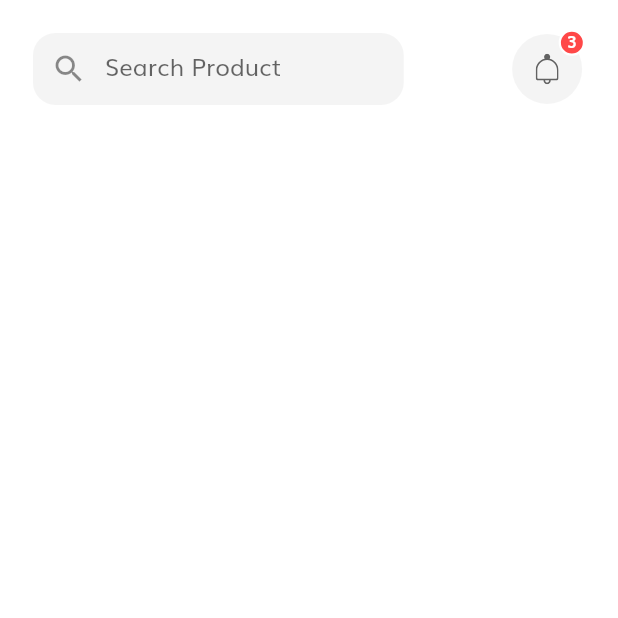
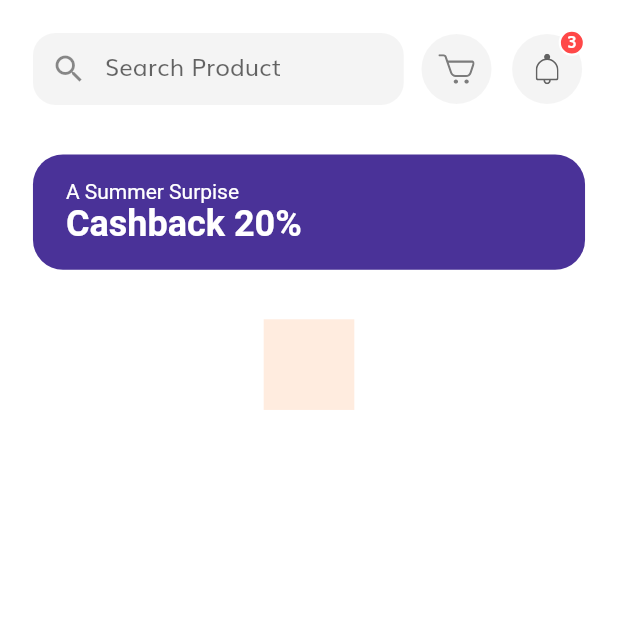
Before and after one commit to MotammadElimam/BuyerApplication, a Flutter app: the HomeScreen screen opened by its route, on a phone screen of 412 x 824 dp, the top half of it. Run offline on Flutter 3.47's test engine with Material 2 defaults, Android fonts, the phone set to English and light mode, and no system bars; our stand-ins replace flutter_svg.

Commit message:
no message

```diff
--- a/lib/screens/home/components/body.dart
+++ b/lib/screens/home/components/body.dart
@@ -1,7 +1,8 @@
 import 'package:flutter/material.dart';
+import 'package:BuyerApplication/screens/home/components/home_header.dart';
+import 'package:BuyerApplication/screens/home/components/discount_banner.dart';
 import 'package:BuyerApplication/size_config.dart';
 import 'package:BuyerApplication/constants.dart';
-import 'package:flutter_svg/svg.dart';
 
 class Body extends StatelessWidget {
   @override
@@ -11,82 +12,35 @@ class Body extends StatelessWidget {
           child: Column(
         children: [
           SizedBox(height: getProportionateScreenWidth(20)),
-          Padding(
-            padding: EdgeInsets.symmetric(
-              horizontal: getProportionateScreenWidth(20),
-            ),
-            child: Row(
-                mainAxisAlignment: MainAxisAlignment.spaceBetween,
-                children: [
-                  Container(
-                    width: SizeConfig.screenWidth * 0.6, //60% of our width
-                    //height: 50,
-                    decoration: BoxDecoration(
-                      color: kSecondaryColor.withOpacity(0.1),
-                      borderRadius: BorderRadius.circular(15),
-                    ),
-                    child: TextField(
-                        onChanged: (value) {
-                          //Search value
-                        },
-                        decoration: InputDecoration(
-                          enabledBorder: InputBorder.none,
-                          focusedBorder: InputBorder.none,
-                          hintText: "Search Product",
-                          prefixIcon: Icon(Icons.search),
-                          contentPadding: EdgeInsets.symmetric(
-                            horizontal: getProportionateScreenWidth(20),
-                            vertical: getProportionateScreenWidth(9),
-                          ),
-                        )),
-                  ),
-                  InkWell(
-                    onTap: (){},
-                                      child: Stack(
-                      overflow: Overflow.visible,
-                      children: [
-                        Container(
-                          padding:
-                              EdgeInsets.all(getProportionateScreenWidth(12)),
-                          height: getProportionateScreenHeight(46),
-                          width: getProportionateScreenWidth(46),
-                          decoration: BoxDecoration(
-                            color: kSecondaryColor.withOpacity(0.1),
-                            shape: BoxShape.circle,
-                          ),
-                          child: SvgPicture.asset("assets/icons/Bell.svg"),
-                        ),
-                        Positioned(
-                          top: -3,
-                          right: 0,
-                          child: Container(
-                            height: getProportionateScreenWidth(16),
-                            width: getProportionateScreenWidth(16),
-                            decoration: BoxDecoration(
-                                color: Color(0xFFFF4848),
-                                shape: BoxShape.circle,
-                                border:
-                                    Border.all(width: 1.5, color: Colors.white)),
-                            child: Center(
-                                child: Text(
-                              "3",
-                              style: TextStyle(
-                                  fontSize: getProportionateScreenWidth(10),
-                                  height: 1,
-                                  color: Colors.white,
-                                  fontWeight: FontWeight.w600,
-
-                                  ),
-                            )),
-                          ),
-                        )
-                      ],
-                    ),
-                  )
-                ]),
-          )
+          HomeHeader(),
+          SizedBox(height: getProportionateScreenWidth(30)),
+          DiscountBanner(),
+          SizedBox(height: getProportionateScreenWidth(30)),
+          Categories()
         ],
       )),
     );
   }
 }
+
+class Categories extends StatelessWidget {
+  List<Map<String, dynamic>> categories = [
+    {"icon": "assets/images/gift.svg", "text": "Gifts"},
+    {"icon": "assets/images/Accessories.svg", "text": "fashion"},
+    {"icon": "assets/images/bags.svg", "text": "Bags"},
+    {"icon": "assets/images/food.svg", "text": "food"},
+  ];
+  @override
+  Widget build(BuildContext context) {
+    return SizedBox(
+      width: getProportionateScreenWidth(55),
+      child: AspectRatio(
+        aspectRatio: 1,
+         child: Container(
+           decoration: BoxDecoration(
+             color:Color(0xFFFFECDF),
+           ),
+      )),
+    );
+  }
+}
--- /dev/null
+++ b/lib/screens/home/components/discount_banner.dart
@@ -0,0 +1,42 @@
+import 'package:flutter/material.dart';
+import 'package:BuyerApplication/size_config.dart';
+
+
+class DiscountBanner extends StatelessWidget {
+  const DiscountBanner({
+    Key key,
+  }) : super(key: key);
+
+  @override
+  Widget build(BuildContext context) {
+    return Container(
+        margin: EdgeInsets.symmetric(
+          horizontal: getProportionateScreenWidth(20),
+        ),
+        padding: EdgeInsets.symmetric(
+          horizontal: getProportionateScreenWidth(20),
+          vertical: getProportionateScreenWidth(15),
+        ),
+        width: double.infinity,
+       // height: 90,
+        decoration: BoxDecoration(
+          color: Color(0xFF4A3298),
+          borderRadius: BorderRadius.circular(20),
+        ),
+        child: Text.rich(
+          TextSpan(
+            text: "A Summer Surpise\n",
+            style: TextStyle(color: Colors.white),
+            children: [
+              TextSpan(
+                text: "Cashback 20%",
+                style: TextStyle(
+                  fontSize: 24,
+                  fontWeight: FontWeight.bold,
+                ),
+              )
+            ],
+          ),
+        ));
+  }
+}
--- /dev/null
+++ b/lib/screens/home/components/home_header.dart
@@ -0,0 +1,34 @@
+import 'package:flutter/material.dart';
+import 'package:BuyerApplication/screens/home/components/icon_btn_with_counter.dart';
+import 'package:BuyerApplication/screens/home/components/search_field.dart';
+import 'package:BuyerApplication/size_config.dart';
+
+
+class HomeHeader extends StatelessWidget {
+  const HomeHeader({
+    Key key,
+  }) : super(key: key);
+
+  @override
+  Widget build(BuildContext context) {
+    return Padding(
+      padding: EdgeInsets.symmetric(
+        horizontal: getProportionateScreenWidth(20),
+      ),
+      child: Row(
+          mainAxisAlignment: MainAxisAlignment.spaceBetween,
+          children: [
+            SearchField(),
+            IconBtnWithCounter(
+              svgSrc: "assets/icons/Cart Icon.svg",
+              press: (){},
+            ),
+            IconBtnWithCounter(
+              svgSrc: "assets/icons/Bell.svg",
+              numOfItems: 3,
+              press: (){},
+            )
+          ]),
+    );
+  }
+}
--- /dev/null
+++ b/lib/screens/home/components/icon_btn_with_counter.dart
@@ -0,0 +1,64 @@
+import 'package:flutter/material.dart';
+import 'package:flutter_svg/flutter_svg.dart';
+import 'package:BuyerApplication/constants.dart';
+import 'package:BuyerApplication/size_config.dart';
+
+
+class IconBtnWithCounter extends StatelessWidget {
+  const IconBtnWithCounter({
+    Key key,
+    @required this.svgSrc,
+    this.numOfItems = 0,
+    @required this.press,
+  }) : super(key: key);
+
+  final String svgSrc;
+  final int numOfItems;
+  final GestureTapCallback press;
+
+  @override
+  Widget build(BuildContext context) {
+    return InkWell(
+      onTap: press,
+      borderRadius: BorderRadius.circular(50),
+      child: Stack(
+        overflow: Overflow.visible,
+        children: [
+          Container(
+            padding: EdgeInsets.all(getProportionateScreenWidth(12)),
+            height: getProportionateScreenHeight(46),
+            width: getProportionateScreenWidth(46),
+            decoration: BoxDecoration(
+              color: kSecondaryColor.withOpacity(0.1),
+              shape: BoxShape.circle,
+            ),
+            child: SvgPicture.asset(svgSrc),
+          ),
+          if(numOfItems != 0 )
+          Positioned(
+            top: -3,
+            right: 0,
+            child: Container(
+              height: getProportionateScreenWidth(16),
+              width: getProportionateScreenWidth(16),
+              decoration: BoxDecoration(
+                  color: Color(0xFFFF4848),
+                  shape: BoxShape.circle,
+                  border: Border.all(width: 1.5, color: Colors.white)),
+              child: Center(
+                  child: Text(
+                "$numOfItems",
+                style: TextStyle(
+                  fontSize: getProportionateScreenWidth(10),
+                  height: 1,
+                  color: Colors.white,
+                  fontWeight: FontWeight.w600,
+                ),
+              )),
+            ),
+          )
+        ],
+      ),
+    );
+  }
+}
--- /dev/null
+++ b/lib/screens/home/components/search_field.dart
@@ -0,0 +1,35 @@
+import 'package:flutter/material.dart';
+import 'package:BuyerApplication/constants.dart';
+import 'package:BuyerApplication/size_config.dart';
+
+class SearchField extends StatelessWidget {
+  const SearchField({
+    Key key,
+  }) : super(key: key);
+
+  @override
+  Widget build(BuildContext context) {
+    return Container(
+      width: SizeConfig.screenWidth * 0.6, //60% of our width
+      //height: 50,
+      decoration: BoxDecoration(
+        color: kSecondaryColor.withOpacity(0.1),
+        borderRadius: BorderRadius.circular(15),
+      ),
+      child: TextField(
+          onChanged: (value) {
+            //Search value
+          },
+          decoration: InputDecoration(
+            enabledBorder: InputBorder.none,
+            focusedBorder: InputBorder.none,
+            hintText: "Search Product",
+            prefixIcon: Icon(Icons.search),
+            contentPadding: EdgeInsets.symmetric(
+              horizontal: getProportionateScreenWidth(20),
+              vertical: getProportionateScreenWidth(9),
+            ),
+          )),
+    );
+  }
+}
```
